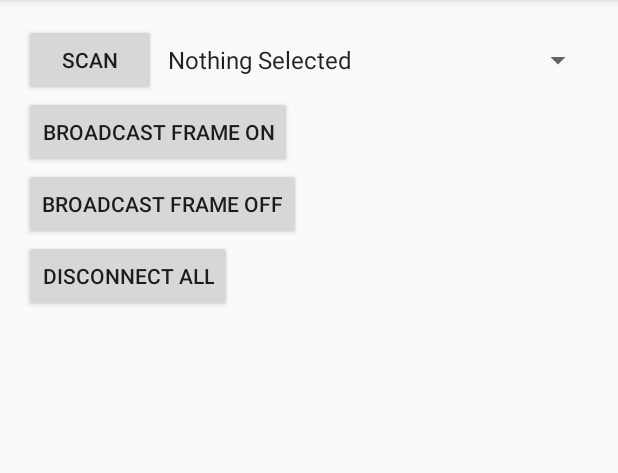
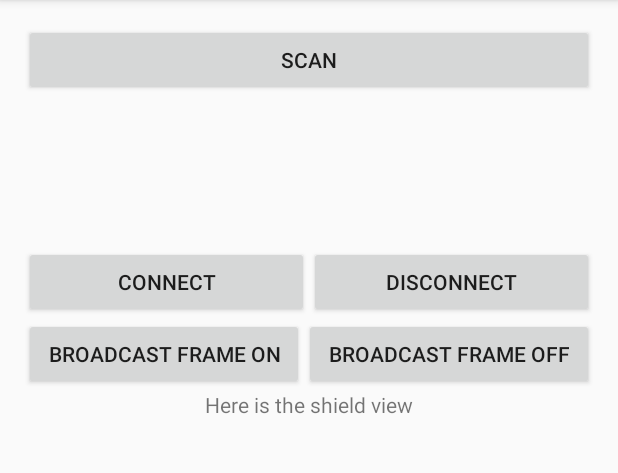
Before and after one commit to Integreight/1Sheeld-Android-SDK, an Android app: the screen it shows after launch (MainActivity), on a phone screen of 412 x 824 dp, the part 84-557 px from its top. Run offline under Robolectric (Android 15) with nearby library versions, the phone set to English and light mode, and no system bars.

Commit message:
intial example commit - with merge commit of last changes

```diff
--- a/myapplication/src/main/java/com/integreight/onesheeld/myapplication/MainActivity.java
+++ b/myapplication/src/main/java/com/integreight/onesheeld/myapplication/MainActivity.java
@@ -1,5 +1,6 @@
 package com.integreight.onesheeld.myapplication;
 
+import android.os.Handler;
 import android.support.v7.app.ActionBarActivity;
 import android.os.Bundle;
 import android.util.Log;
@@ -9,7 +10,7 @@ import android.view.View;
 import android.widget.AdapterView;
 import android.widget.ArrayAdapter;
 import android.widget.Button;
-import android.widget.Spinner;
+import android.widget.ListView;
 import android.widget.TextView;
 
 import com.integreight.onesheeld.sdk.OneSheeldConnectionCallback;
@@ -26,17 +27,38 @@ import java.util.List;
 
 
 public class MainActivity extends ActionBarActivity {
-    Button button;
-    Spinner spinner;
-    private ArrayList<String> devices;
-    private ArrayList<OneSheeldDevice> oneSheeldDevices;
-    public void onClick(View v) {
+    Button scan,connect,disconnect;
+    TextView sheeld_name;
+    ListView connectedListView, scannedListView;
+    private ArrayList<String> connectedDevices, scannedDevices;
+    private ArrayList<OneSheeldDevice> oneSheeldScannedDevices,oneSheeldConnnectedDevices;
+    private ArrayAdapter<String> connectedDevicesArrayAdapter, scannedDevicesArrayAdapter;
+    private OneSheeldDevice selectedConnectedDevice = null, selectedScanedDevice = null;
+    static Handler handler;
+    public static final int MSG_CONNECT=1,MSG_DISCONNECT=2;
+
+    public void onClickScan(View v) {
         OneSheeldSdk.getManager().setScanningTimeOut(20);
         OneSheeldSdk.getManager().cancelScanning();
-        devices.clear();
-        oneSheeldDevices.clear();
-        devices.add("Nothing Selected");
+        scannedDevices.clear();
+        scannedDevicesArrayAdapter.notifyDataSetChanged();
+        oneSheeldScannedDevices.clear();
         OneSheeldSdk.getManager().scan();
+    }
+
+    public void onClickConnect(View v){
+        if (selectedScanedDevice != null){
+            OneSheeldSdk.getManager().cancelScanning();
+            selectedScanedDevice.connect();
+        }
+    }
+
+    public void onClickDisconnect(View v){
+        if (selectedConnectedDevice != null){
+            selectedConnectedDevice.disconnect();
+            selectedConnectedDevice = null;
+            sheeld_name.setText("Select Connected Device");
+        }
     }
 
     public void onClickBroadcastOn(View v){
@@ -58,34 +80,57 @@ public class MainActivity extends ActionBarActivity {
     protected void onCreate(Bundle savedInstanceState) {
         super.onCreate(savedInstanceState);
         setContentView(R.layout.activity_main);
-        spinner= (Spinner) findViewById(R.id.spinner);
-        button = (Button) findViewById(R.id.button);
-        devices=new ArrayList<>();
-        oneSheeldDevices=new ArrayList<>();
-        devices.add("Nothing Selected");
-        final ArrayAdapter<String> devicesArrayAdapter=new ArrayAdapter<String>(this,android.R.layout.simple_spinner_item,devices);
-        spinner.setAdapter(devicesArrayAdapter);
-        spinner.setOnItemSelectedListener(new Spinner.OnItemSelectedListener() {
+        connectedListView = (ListView) findViewById(R.id.connected_list);
+        scannedListView = (ListView) findViewById(R.id.scanned_list);
+        scan = (Button) findViewById(R.id.scan);
+        connect = (Button) findViewById(R.id.connect_sheeld);
+        disconnect = (Button) findViewById(R.id.disconnect_sheeld);
+        sheeld_name = (TextView) findViewById(R.id.selected_sheeld_name);
+        connectedDevices =new ArrayList<>();
+        scannedDevices =new ArrayList<>();
+        oneSheeldScannedDevices =new ArrayList<>();
+        oneSheeldConnnectedDevices =new ArrayList<>();
+        connectedDevicesArrayAdapter=new ArrayAdapter<String>(this,android.R.layout.simple_list_item_1,connectedDevices);
+        scannedDevicesArrayAdapter =new ArrayAdapter<String>(this,android.R.layout.simple_list_item_1, scannedDevices);
+        connectedListView.setAdapter(connectedDevicesArrayAdapter);
+        scannedListView.setAdapter(scannedDevicesArrayAdapter);
+        scannedListView.setOnItemClickListener(new AdapterView.OnItemClickListener() {
             @Override
-            public void onItemSelected(AdapterView<?> parent, View view, int position, long id) {
-                if (position == 0) return;
-                Log.d("MainActivity", devices.get(position));
-                OneSheeldSdk.getManager().cancelScanning();
-                oneSheeldDevices.get(position - 1).connect();
-                oneSheeldDevices.get(position - 1).addDataCallback(new OneSheeldDataCallback() {
-                    @Override
-                    public void onShieldFrameReceive(ShieldFrame frame) {
-                        Log.d("MainActivity", "Frame:" + frame.getArgumentAsString(0));
-                    }
-                });
+            public void onItemClick(AdapterView<?> parent, View view, int position, long id) {
+                selectedScanedDevice = oneSheeldScannedDevices.get(position);
             }
-
+        });
+        connectedListView.setOnItemClickListener(new AdapterView.OnItemClickListener() {
             @Override
-            public void onNothingSelected(AdapterView<?> parent) {
-
+            public void onItemClick(AdapterView<?> parent, View view, int position, long id) {
+                selectedConnectedDevice = oneSheeldConnnectedDevices.get(position);
+                sheeld_name.setText(oneSheeldConnnectedDevices.get(position).getName());
             }
         });
         OneSheeldSdk.setDebugging(true);
+        handler = new Handler() {
+            String name;
+            public void handleMessage(android.os.Message msg) {
+                switch (msg.what){
+                    case MSG_CONNECT:
+                        name = new String((String) msg.obj);
+                        if(scannedDevices.indexOf(name) >=0) {
+                            scannedDevices.remove(name);
+                            connectedDevices.add(name);
+                            connectedDevicesArrayAdapter.notifyDataSetChanged();
+                            scannedDevicesArrayAdapter.notifyDataSetChanged();
+                        }
+                        break;
+                    case MSG_DISCONNECT:
+                        name = new String((String) msg.obj);
+                        if (connectedDevices.indexOf(name) >= 0){
+                            connectedDevices.remove(name);
+                            connectedDevicesArrayAdapter.notifyDataSetChanged();
+                        }
+                        break;
+                }
+            }
+        };
         OneSheeldSdk.init(this);
         OneSheeldSdk.getManager().setRetryCount(4);
         OneSheeldSdk.getManager().setAutomaticConnectingRetries(true);
@@ -100,14 +145,15 @@ public class MainActivity extends ActionBarActivity {
             @Override
             public void onDeviceFind(OneSheeldDevice device) {
 //                Log.d("MainActivity", "Device Found: " + device.getName());
-                oneSheeldDevices.add(device);
-                devices.add(device.getName());
-                devicesArrayAdapter.notifyDataSetChanged();
+                oneSheeldScannedDevices.add(device);
+                scannedDevices.add(device.getName());
+                scannedDevicesArrayAdapter.notifyDataSetChanged();
             }
 
             @Override
             public void onScanFinish(List<OneSheeldDevice> foundDevices) {
-//                Log.d("MainActivity", "Finished Scanning: " + foundDevices.size() + " device(s) found");
+                //Toast.makeText(getApplicationContext(),"Scan Finished",Toast.LENGTH_SHORT).show();
+                Log.d("MainActivity", "Finished Scanning: " + foundDevices.size() + " device(s) found");
 //                for (OneSheeldDevice device : foundDevices) {
 //                    OneSheeldSdk.getManager().connect(device);
 ////                    OneSheeldSdk.getKnownShields().co;
@@ -117,12 +163,18 @@ public class MainActivity extends ActionBarActivity {
         }, new OneSheeldConnectionCallback() {
             @Override
             public void onConnect(OneSheeldDevice device) {
-//                Log.d("MainActivity", "Connected To: " + device.getName());
+                Log.d("MainActivity", "Connected To: " + device.getName());
+                device.unMute();
+                oneSheeldScannedDevices.remove(device);
+                oneSheeldConnnectedDevices.add(device);
+                handler.obtainMessage(MSG_CONNECT, device.getName()).sendToTarget();
             }
 
             @Override
             public void onDisconnect(OneSheeldDevice device) {
-//                Log.d("MainActivity", "Disconnected From: " + device.getName());
+                Log.d("MainActivity", "Disconnected From: " + device.getName());
+                handler.obtainMessage(MSG_DISCONNECT, device.getName()).sendToTarget();
+                oneSheeldConnnectedDevices.remove(device);
             }
 
             @Override
--- a/myapplication/src/main/res/layout/activity_main.xml
+++ b/myapplication/src/main/res/layout/activity_main.xml
@@ -1,56 +1,101 @@
-<RelativeLayout xmlns:android="http://schemas.android.com/apk/res/android"
+<LinearLayout xmlns:android="http://schemas.android.com/apk/res/android"
     xmlns:tools="http://schemas.android.com/tools" android:layout_width="match_parent"
-    android:layout_height="match_parent" android:paddingLeft="@dimen/activity_horizontal_margin"
+    android:layout_height="match_parent"
+    android:orientation="vertical"
+    android:paddingLeft="@dimen/activity_horizontal_margin"
     android:paddingRight="@dimen/activity_horizontal_margin"
     android:paddingTop="@dimen/activity_vertical_margin"
     android:paddingBottom="@dimen/activity_vertical_margin" tools:context=".MainActivity">
 
     <Button
-        android:layout_width="wrap_content"
+        android:layout_width="fill_parent"
         android:layout_height="wrap_content"
         android:text="Scan"
-        android:id="@+id/button"
-        android:onClick="onClick"
-        android:layout_alignParentLeft="true"
-        android:layout_alignParentStart="true" />
+        android:id="@+id/scan"
+        android:onClick="onClickScan" />
 
-    <Spinner
+    <LinearLayout
+        android:orientation="horizontal"
         android:layout_width="fill_parent"
         android:layout_height="wrap_content"
-        android:id="@+id/spinner"
-        android:layout_alignParentTop="true"
-        android:layout_toRightOf="@+id/button"
-        android:layout_toEndOf="@+id/button"
-        android:layout_alignBottom="@+id/button" />
+        android:weightSum="2">
 
+        <ListView
+            android:id="@+id/scanned_list"
+            android:layout_width="fill_parent"
+            android:layout_height="150px"
+            android:layout_weight="1"
+            android:choiceMode="singleChoice"
+            android:listSelector="#666666"
+            ></ListView>
+
+        <ListView
+            android:id="@+id/connected_list"
+            android:layout_width="fill_parent"
+            android:layout_height="150px"
+            android:layout_weight="1"
+            android:choiceMode="singleChoice"
+            android:listSelector="#666666"
+            ></ListView>
+
+    </LinearLayout>
+
+
+    <LinearLayout
+        android:orientation="horizontal"
+        android:layout_width="fill_parent"
+        android:layout_height="wrap_content"
+        android:weightSum="2">
+
+        <Button
+            android:layout_width="fill_parent"
+            android:layout_height="wrap_content"
+            android:text="Connect"
+            android:onClick="onClickConnect"
+            android:id="@+id/connect_sheeld"
+            android:layout_weight="1"/>
+
+        <Button
+            android:layout_width="fill_parent"
+            android:layout_height="wrap_content"
+            android:text="Disconnect"
+            android:onClick="onClickDisconnect"
+            android:id="@+id/disconnect_sheeld"
+            android:layout_weight="1"/>
+    </LinearLayout>
+
+
+    <LinearLayout
+        android:orientation="horizontal"
+        android:layout_width="fill_parent"
+        android:layout_height="wrap_content"
+        android:weightSum="2">
     <Button
         android:layout_width="wrap_content"
         android:layout_height="wrap_content"
         android:text="Broadcast frame on"
         android:onClick="onClickBroadcastOn"
-        android:id="@+id/button2"
-        android:layout_below="@+id/button"
-        android:layout_alignParentLeft="true"
-        android:layout_alignParentStart="true" />
-
+        android:layout_weight="1"
+        android:id="@+id/button2" />
     <Button
         android:layout_width="wrap_content"
         android:layout_height="wrap_content"
         android:text="Broadcast frame off"
         android:onClick="onClickBroadcastOff"
-        android:id="@+id/button3"
-        android:layout_below="@+id/button2"
-        android:layout_alignParentLeft="true"
-        android:layout_alignParentStart="true" />
+        android:layout_weight="1"
+        android:id="@+id/button3" />
+    </LinearLayout>
 
-    <Button
-        android:layout_width="wrap_content"
-        android:layout_height="wrap_content"
-        android:text="Disconnect All"
-        android:id="@+id/disconnectAll"
-        android:onClick="onClickDisconnectAll"
-        android:layout_below="@+id/button3"
-        android:layout_alignParentLeft="true"
-        android:layout_alignParentStart="true" />
-
-</RelativeLayout>
+    <LinearLayout
+        android:orientation="vertical"
+        android:id="@+id/sheeld_container"
+        android:layout_width="fill_parent"
+        android:layout_height="wrap_content">
+        <TextView
+            android:id="@+id/selected_sheeld_name"
+            android:layout_width="wrap_content"
+            android:layout_height="wrap_content"
+            android:layout_gravity="center"
+            android:text="Here is the shield view"/>
+    </LinearLayout>
+</LinearLayout>
```
